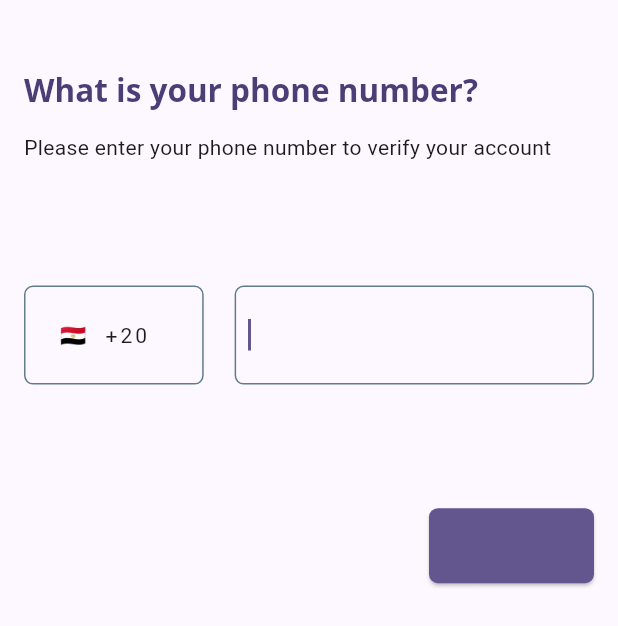
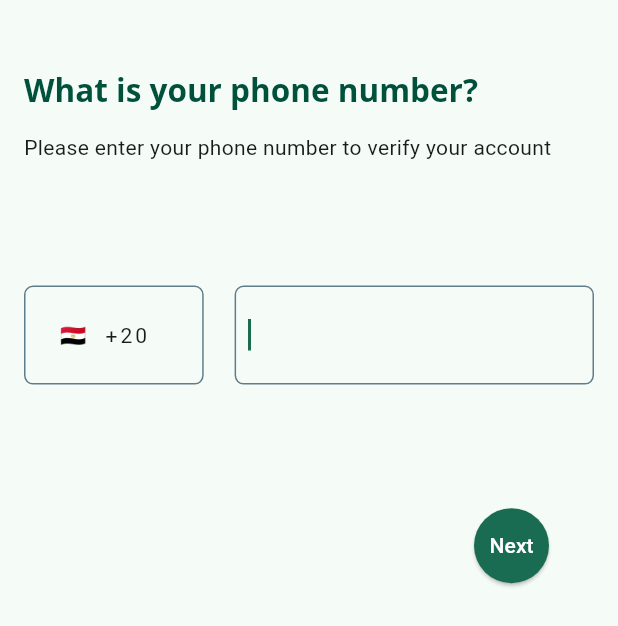
Before and after one commit to AbdullahEmadEldin/whereToGo_app, a Flutter app: the screen it shows after launch, on a phone screen of 412 x 824 dp. Shown: the top 626 px of the screen. Run offline on Flutter 3.47's test engine with Material 3 defaults, Android fonts, the phone set to English and light mode, and no system bars; our stand-ins replace bloc, firebase_auth, firebase_core, flutter_bloc, geolocator, get_it and 4 more; accounts and stored records are empty.

```diff
--- a/lib/l10n/intl_ar.arb
+++ b/lib/l10n/intl_ar.arb
@@ -5,6 +5,8 @@
     "VerfiyYourPhoneNumber":"قم بتأكيد رقم هاتفك",
     "EnterDigits": "ادخل الأرقام الستة المرسلة الى هاتفك ",
     "Verify":"تحقق",
-    "LogOut":"تسجيل الخروج"
+    "LogOut":"تسجيل الخروج",
+    "WhereToGO":"أين نذهب"
+
 
 }
--- a/lib/l10n/intl_en.arb
+++ b/lib/l10n/intl_en.arb
@@ -5,5 +5,6 @@
     "VerfiyYourPhoneNumber":"Verify your phone number",
     "EnterDigits": "Enter your 6 digits code numbers sent to you at ",
     "Verify":"Verify",
-    "LogOut":"Log out"
+    "LogOut":"Log out",
+    "WhereToGO":"Where TO GO"
 }
--- a/lib/theme/app_theme.dart
+++ b/lib/theme/app_theme.dart
@@ -2,9 +2,9 @@ import 'package:flutter/material.dart';
 import 'package:google_fonts/google_fonts.dart';
 
 final kLightColorScheme =
-    ColorScheme.fromSeed(seedColor: Colors.deepPurpleAccent);
+    ColorScheme.fromSeed(seedColor: const Color(0xff18604A));
 final kDarkColorScheme = ColorScheme.fromSeed(
-    seedColor: Colors.deepPurpleAccent, brightness: Brightness.dark);
+    seedColor: const Color(0xff18604A), brightness: Brightness.dark);
 
 class AppThemes {
 // 1
@@ -91,10 +91,11 @@ class AppThemes {
         elevatedButtonTheme: ElevatedButtonThemeData(
             style: ElevatedButton.styleFrom(
                 backgroundColor: kLightColorScheme.primary,
-              shape: RoundedRectangleBorder(
-                  borderRadius: BorderRadius.circular(6)))),
+                foregroundColor: Colors.white,
+                shape: CircleBorder())),
         textTheme: lightTextTheme,
-    );
+        progressIndicatorTheme:
+            ProgressIndicatorThemeData(color: kDarkColorScheme.primary));
   }
 
 // 4
@@ -116,6 +117,7 @@ class AppThemes {
       elevatedButtonTheme: ElevatedButtonThemeData(
         style: ElevatedButton.styleFrom(
             backgroundColor: kLightColorScheme.inversePrimary,
+            foregroundColor: Colors.black,
             shape:
                 RoundedRectangleBorder(borderRadius: BorderRadius.circular(6)),
             minimumSize: const Size(130, 70)),
```
Also changed, not shown: lib/presentation/pages/home_page.dart (+89 -18 lines), lib/generated/intl/messages_ar.dart, lib/generated/intl/messages_en.dart, lib/generated/l10n.dart. Lines whose indentation alone changed are shown as unchanged.
